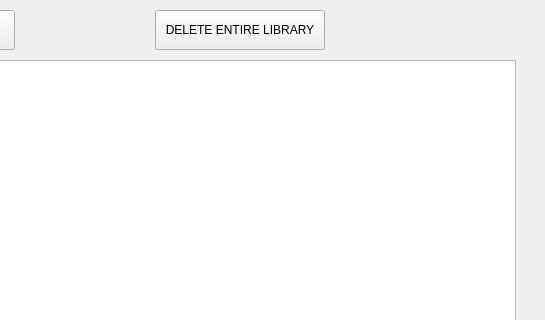
This is Code/GUI/Tracks/tracks_page.ui in salamandarin/Music-Manager as Qt 5 draws it before an edit; both pictures show x 535 to 1080 and y 0 to 320 of the 1080 by 670 pixel window. The edited form follows.
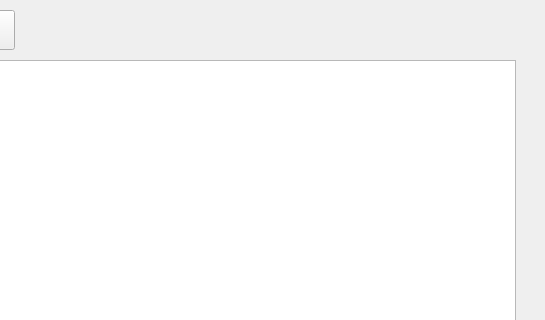
This is the edited form.

Commit message: moved delete button to settings

```diff
--- a/Code/GUI/Tracks/tracks_page.ui
+++ b/Code/GUI/Tracks/tracks_page.ui
@@ -39,19 +39,6 @@
     <string>Add Files from Folder</string>
    </property>
   </widget>
-  <widget class="QPushButton" name="delete_library_button">
-   <property name="geometry">
-    <rect>
-     <x>690</x>
-     <y>10</y>
-     <width>170</width>
-     <height>40</height>
-    </rect>
-   </property>
-   <property name="text">
-    <string>DELETE ENTIRE LIBRARY</string>
-   </property>
-  </widget>
   <widget class="QTableWidget" name="tracks_table">
    <property name="geometry">
     <rect>
```
The commit also changes 7 other files.
